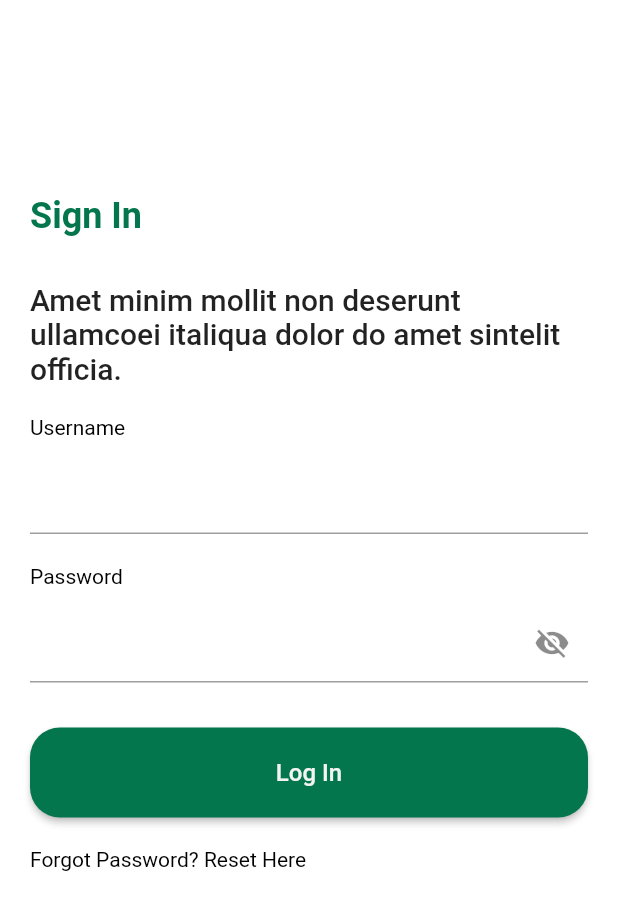
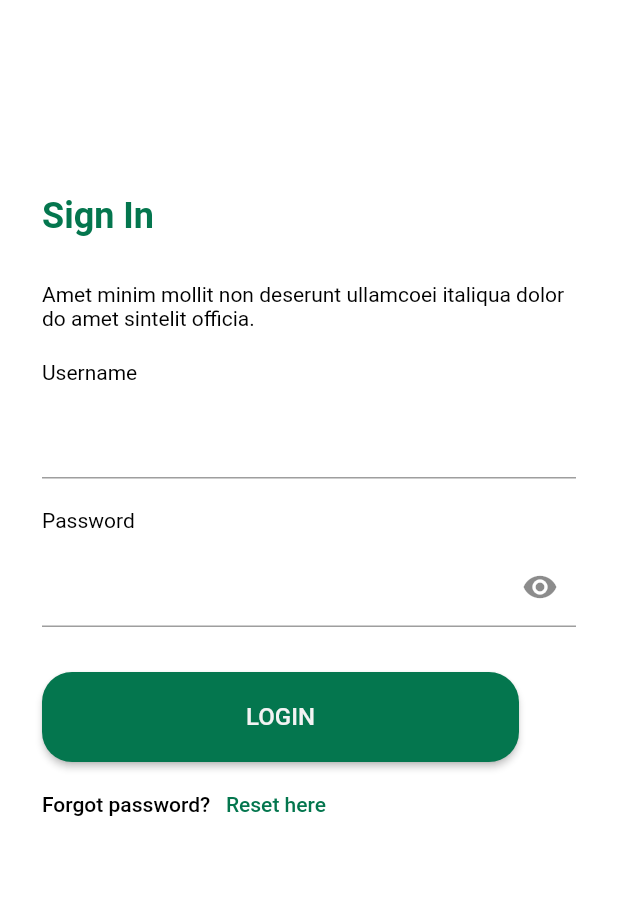
Before and after one commit to duongquangsang080299/flutter_exercise, a Flutter app: the SignIn screen opened directly, on a phone screen of 412 x 824 dp. Shown: the top 910 px of the screen. Run offline on Flutter 3.47's test engine with Material 2 defaults, Android fonts, the phone set to English and light mode, and no system bars; our stand-ins replace bloc, device_preview, flutter_bloc, go_router; generated files the repository leaves out were written again; statements that could not run were skipped.

Commit message:
Fix : Update UI Sign In Screen

```diff
--- a/lib/features/sign-in.dart
+++ b/lib/features/sign-in.dart
@@ -1,5 +1,7 @@
 import 'package:flutter/material.dart';
 import 'package:soccer_club_app/core/color/app_color.dart';
+import 'package:soccer_club_app/core/typography/app_fontweight.dart';
+import 'package:soccer_club_app/util.dart';
 import 'package:soccer_club_app/widgets/button.dart';
 import 'package:soccer_club_app/widgets/input.dart';
 import 'package:soccer_club_app/widgets/text.dart';
@@ -12,45 +14,51 @@ class SignIn extends StatefulWidget {
 }
 
 class _SignInState extends State<SignIn> {
+  final GlobalKey<FormState> _formKey = GlobalKey<FormState>();
   bool? showPassword;
 
   @override
   Widget build(BuildContext context) {
     return Scaffold(
-      body: Padding(
-        padding: const EdgeInsets.symmetric(horizontal: 20),
+      body: Form(
+        key: _formKey,
+        child: Padding(
+          padding: const EdgeInsets.symmetric(horizontal: 28),
           child: Column(
             crossAxisAlignment: CrossAxisAlignment.start,
             children: [
               const SizedBox(height: 130),
               // Display Large Text
-            SCText.bodyLarge(
+              SCText.displayLarge(
                 context,
                 text: 'Sign In',
-              style: Theme.of(context)
-                  .textTheme
-                  .displayLarge
-                  ?.copyWith(color: AppColor.primaryColor),
+                style: Theme.of(context).textTheme.displayLarge?.copyWith(
+                    color: AppColor.primaryColor,
+                    fontWeight: AppFontWeight.semiBold),
               ),
 
               const SizedBox(height: 30),
 
               // Title Text
-            Text(
-              'Amet minim mollit non deserunt ullamcoei italiqua dolor'
+              SCText.bodySmall(
+                context,
+                style: Theme.of(context).textTheme.bodyLarge?.copyWith(
+                    color: AppColor.textPrimary,
+                    fontWeight: AppFontWeight.regular),
+                text: 'Amet minim mollit non deserunt ullamcoei italiqua dolor'
                     ' do amet sintelit officia.',
-              style: Theme.of(context).textTheme.titleLarge,
               ),
 
               const SizedBox(height: 20),
 
-            //Text Form Fields for Username and Password
+              // Text Form Fields for Username
               Column(
                 children: [
                   SCInput.username(
                     labelText: 'Username',
-
-                  // focusNode: usernameFocus,
+                    labelStyle:
+                        const TextStyle(color: AppColor.whiteSmokeColor),
+                    validator: (value) => value?.isValidUserName(),
                   ),
 
                   const SizedBox(height: 20),
@@ -58,8 +66,9 @@ class _SignInState extends State<SignIn> {
                   // Password Text Form Field
                   SCInput.password(
                     labelText: 'Password',
+                    validator: (input) => input?.isValidPassword(),
                     suffixIcon: IconButton(
-                    icon: const Icon(Icons.visibility_off),
+                      icon: const Icon(Icons.visibility),
                       onPressed: () {
                         setState(() {
                           showPassword = !(showPassword ?? false);
@@ -67,35 +76,57 @@ class _SignInState extends State<SignIn> {
                       },
                     ),
                     obscureText: showPassword ?? true,
-                  // focusNode: passwordFocus,
                   ),
                 ],
               ),
               const SizedBox(height: 30),
 
               // Sign-In Button
-
-            // Sign-In Button
               SCButton(
                 onPressed: () {
-                // Handle sign-in button press
+                  final form = _formKey.currentState ?? FormState();
+                  if (form.validate()) {
+                    debugPrint('Form is valid');
+                  } else {
+                    debugPrint('Form is invalid');
+                  }
                 },
-              text: 'Log In',
-              backgroundColor: AppColor.primaryColor, // Customize button color
-              width: double.infinity, // Takes the full width of the screen
-              height: 60, // Adjust the height as needed
-              borderRadius: 30, // Customize border radius
+                text: 'LOGIN',
+                style: Theme.of(context).textTheme.displayMedium?.copyWith(
+                      color: AppColor.backgroundColor,
+                      fontWeight: AppFontWeight.semiBold,
+                    ),
+                backgroundColor: AppColor.primaryColor,
+                width: 318,
+                height: 60,
+                borderRadius: 30,
               ),
 
               const SizedBox(height: 20),
 
               // Body Large Text
-            Text(
-              'Forgot Password? Reset Here',
-              style: Theme.of(context).textTheme.bodyLarge,
-              textAlign: TextAlign.center,
+              Text.rich(
+                TextSpan(
+                  children: [
+                    TextSpan(
+                      text: 'Forgot password?   ',
+                      style: Theme.of(context).textTheme.bodyLarge?.copyWith(
+                            fontWeight: AppFontWeight.medium,
+                            color: AppColor.textDimGray,
+                          ),
+                    ),
+                    TextSpan(
+                      text: 'Reset here ',
+                      style: Theme.of(context).textTheme.bodyLarge?.copyWith(
+                            fontWeight: AppFontWeight.medium,
+                            color: AppColor.primaryColor,
+                          ),
                     ),
                   ],
+                ),
+              ),
+            ],
+          ),
         ),
       ),
     );
```
Lines whose indentation alone changed are shown as unchanged.
